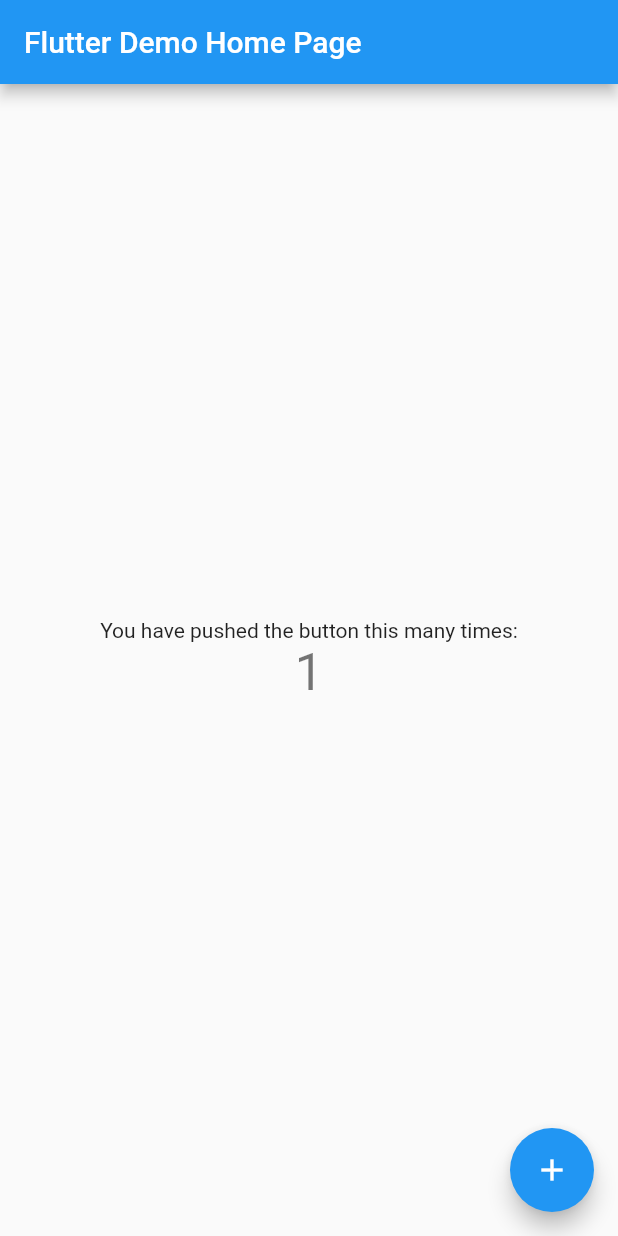
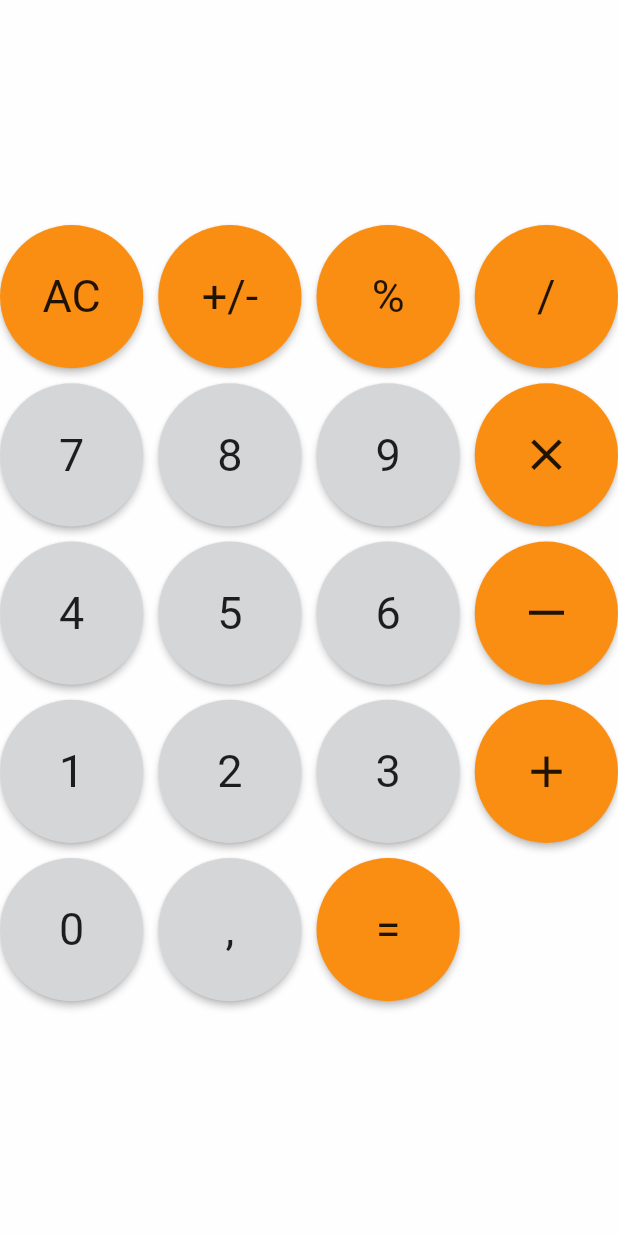
Before and after one commit to besimgurbuz/calculator_app, a Flutter app: the screen it shows after launch, after a tap on the "add" icon, on a phone screen of 412 x 824 dp. Run offline on Flutter 3.47's test engine with Material 2 defaults, Android fonts, the phone set to English and light mode, and no system bars.

Commit message:
intro screens

```diff
--- a/lib/main.dart
+++ b/lib/main.dart
@@ -1,3 +1,4 @@
+import 'package:calculator_app/screens/MainScreen.dart';
 import 'package:flutter/material.dart';
 
 void main() {
@@ -9,109 +10,16 @@ class MyApp extends StatelessWidget {
   @override
   Widget build(BuildContext context) {
     return MaterialApp(
-      title: 'Flutter Demo',
+      title: 'Calculator Application',
       theme: ThemeData(
-        // This is the theme of your application.
-        //
-        // Try running your application with "flutter run". You'll see the
-        // application has a blue toolbar. Then, without quitting the app, try
-        // changing the primarySwatch below to Colors.green and then invoke
-        // "hot reload" (press "r" in the console where you ran "flutter run",
-        // or simply save your changes to "hot reload" in a Flutter IDE).
-        // Notice that the counter didn't reset back to zero; the application
-        // is not restarted.
-        primarySwatch: Colors.blue,
-        // This makes the visual density adapt to the platform that you run
-        // the app on. For desktop platforms, the controls will be smaller and
-        // closer together (more dense) than on mobile platforms.
+        primarySwatch: Colors.deepOrange,
         visualDensity: VisualDensity.adaptivePlatformDensity,
       ),
-      home: MyHomePage(title: 'Flutter Demo Home Page'),
+      debugShowCheckedModeBanner: false,
+      home: Scaffold(
+        backgroundColor: Color.fromARGB(1, 32, 32, 32),
+        body: MainScreen(),
+      ),
     );
   }
 }
-
-class MyHomePage extends StatefulWidget {
-  MyHomePage({Key key, this.title}) : super(key: key);
-
-  // This widget is the home page of your application. It is stateful, meaning
-  // that it has a State object (defined below) that contains fields that affect
-  // how it looks.
-
-  // This class is the configuration for the state. It holds the values (in this
-  // case the title) provided by the parent (in this case the App widget) and
-  // used by the build method of the State. Fields in a Widget subclass are
-  // always marked "final".
-
-  final String title;
-
-  @override
-  _MyHomePageState createState() => _MyHomePageState();
-}
-
-class _MyHomePageState extends State<MyHomePage> {
-  int _counter = 0;
-
-  void _incrementCounter() {
-    setState(() {
-      // This call to setState tells the Flutter framework that something has
-      // changed in this State, which causes it to rerun the build method below
-      // so that the display can reflect the updated values. If we changed
-      // _counter without calling setState(), then the build method would not be
-      // called again, and so nothing would appear to happen.
-      _counter++;
-    });
-  }
-
-  @override
-  Widget build(BuildContext context) {
-    // This method is rerun every time setState is called, for instance as done
-    // by the _incrementCounter method above.
-    //
-    // The Flutter framework has been optimized to make rerunning build methods
-    // fast, so that you can just rebuild anything that needs updating rather
-    // than having to individually change instances of widgets.
-    return Scaffold(
-      appBar: AppBar(
-        // Here we take the value from the MyHomePage object that was created by
-        // the App.build method, and use it to set our appbar title.
-        title: Text(widget.title),
-      ),
-      body: Center(
-        // Center is a layout widget. It takes a single child and positions it
-        // in the middle of the parent.
-        child: Column(
-          // Column is also a layout widget. It takes a list of children and
-          // arranges them vertically. By default, it sizes itself to fit its
-          // children horizontally, and tries to be as tall as its parent.
-          //
-          // Invoke "debug painting" (press "p" in the console, choose the
-          // "Toggle Debug Paint" action from the Flutter Inspector in Android
-          // Studio, or the "Toggle Debug Paint" command in Visual Studio Code)
-          // to see the wireframe for each widget.
-          //
-          // Column has various properties to control how it sizes itself and
-          // how it positions its children. Here we use mainAxisAlignment to
-          // center the children vertically; the main axis here is the vertical
-          // axis because Columns are vertical (the cross axis would be
-          // horizontal).
-          mainAxisAlignment: MainAxisAlignment.center,
-          children: <Widget>[
-            Text(
-              'You have pushed the button this many times:',
-            ),
-            Text(
-              '$_counter',
-              style: Theme.of(context).textTheme.headline4,
-            ),
-          ],
-        ),
-      ),
-      floatingActionButton: FloatingActionButton(
-        onPressed: _incrementCounter,
-        tooltip: 'Increment',
-        child: Icon(Icons.add),
-      ), // This trailing comma makes auto-formatting nicer for build methods.
-    );
-  }
-}
--- /dev/null
+++ b/lib/models/Button.dart
@@ -0,0 +1,11 @@
+import 'package:flutter/material.dart';
+
+class Button {
+  String key;
+  String text;
+  int action;
+  IconData icon;
+
+  Button(this.key, this.text, this.action);
+  Button.fromIcon(this.key, this.icon, this.action);
+}
--- /dev/null
+++ b/lib/screens/ButtonsScreen.dart
@@ -0,0 +1,67 @@
+import 'package:calculator_app/models/Button.dart';
+import 'package:flutter/material.dart';
+
+class ButtonsScreen extends StatelessWidget {
+  final List<Button> buttons = [
+    Button('0', 'AC', 1),
+    Button('1', '+/-', 1),
+    Button('2', '%', 1),
+    Button('3', '/', 1),
+    Button('4', '7', 0),
+    Button('5', '8', 0),
+    Button('6', '9', 0),
+    Button.fromIcon('7', Icons.clear, 1),
+    Button('8', '4', 0),
+    Button('9', '5', 0),
+    Button('10', '6', 0),
+    Button.fromIcon('11', Icons.horizontal_rule, 1),
+    Button('12', '1', 0),
+    Button('13', '2', 0),
+    Button('14', '3', 0),
+    Button.fromIcon('15', Icons.add, 1),
+    Button('16', '0', 0),
+    Button('16', ',', 0),
+    Button('16', '=', 1),
+  ];
+
+  Function pressAction(String btn) {
+    return () => print(btn);
+  }
+
+  @override
+  Widget build(BuildContext context) {
+    return Container(
+      padding: EdgeInsets.all(0),
+      width: MediaQuery.of(context).size.width,
+      height: MediaQuery.of(context).size.height - 150,
+      child: GridView.count(
+        padding: EdgeInsets.all(0),
+        crossAxisCount: 4,
+        crossAxisSpacing: 10,
+        mainAxisSpacing: 10,
+        children: buttons.map((element) {
+          return Container(
+            height: 100,
+            width: element.text == '0' ? MediaQuery.of(context).size.width / 2 : MediaQuery.of(context).size.width / 4,
+            child: RawMaterialButton(
+              fillColor: element.action == 1 ? Color.fromRGBO(250, 142, 18, 1) : Color.fromRGBO(213, 214, 216, 1),
+              splashColor: Color(0x000),
+              elevation: 2.0,
+              shape: CircleBorder(),
+              onPressed: pressAction(element.key),
+              child: element.icon == null ? Text(
+                element.text,
+                style: TextStyle(
+                  fontSize: 30,
+                ),
+              ) : Icon(
+                element.icon,
+                size: 35,
+              ),
+            )
+          );
+        }).toList(),
+      ),
+    );
+  }
+}
--- /dev/null
+++ b/lib/screens/DisplayScreen.dart
@@ -0,0 +1,16 @@
+import 'package:flutter/material.dart';
+
+class DisplayScreen extends StatelessWidget {
+  DisplayScreen({
+    this.data
+  });
+  final String data;
+
+  @override
+  Widget build(BuildContext context) {
+    return Container(
+      height: 150,
+      child: Text(this.data),
+    );
+  }
+}
--- /dev/null
+++ b/lib/screens/MainScreen.dart
@@ -0,0 +1,34 @@
+import 'package:calculator_app/screens/ButtonsScreen.dart';
+import 'package:calculator_app/screens/DisplayScreen.dart';
+import 'package:flutter/material.dart';
+
+class MainScreen extends StatefulWidget {
+  @override
+  _MainScreenState createState() => _MainScreenState();
+}
+
+class _MainScreenState extends State<MainScreen> {
+  String _displayData = '';
+
+  void setDisplay() {
+    setState(() {
+      this._displayData += '1';
+    });
+  }
+
+  @override
+  Widget build(BuildContext context) {
+    return Container(
+      width: MediaQuery.of(context).size.width,
+      height: MediaQuery.of(context).size.height,
+      child: Column(
+        crossAxisAlignment: CrossAxisAlignment.center,
+        mainAxisAlignment: MainAxisAlignment.start,
+        children: [
+          DisplayScreen(data: this._displayData,),
+          ButtonsScreen()
+        ],
+      )
+    );
+  }
+}
```
